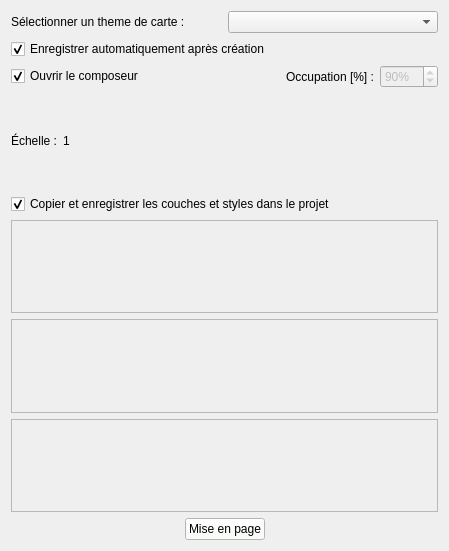
Old version of the form qsequoia2/scripts/project_settings/project_settings.ui in the repository SequoiApp/Qsequoia2.
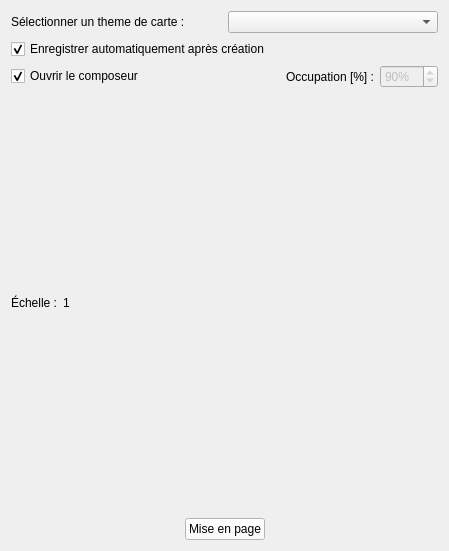
New version of the form. Custom widgets are drawn as their Qt base class.

Commit message: Ajout des propositions de dossier en fonction du nom de projet renseigné, ajout de la fonction de reload du plugin

What changed in the file:
```diff
--- a/qsequoia2/scripts/project_settings/project_settings.ui
+++ b/qsequoia2/scripts/project_settings/project_settings.ui
@@ -29,14 +29,31 @@
     </layout>
    </item>
    <item>
-    <widget class="QCheckBox" name="cb_save_project">
-     <property name="text">
-      <string>Enregistrer automatiquement après création</string>
-     </property>
-     <property name="checked">
-      <bool>true</bool>
-     </property>
-    </widget>
+    <layout class="QHBoxLayout" name="optionsLayout">
+     <item>
+      <widget class="QCheckBox" name="cb_save_project">
+       <property name="text">
+        <string>Enregistrer automatiquement après création</string>
+       </property>
+       <property name="checked">
+        <bool>true</bool>
+       </property>
+      </widget>
+     </item>
+     <item>
+      <spacer name="optionsSpacer">
+       <property name="orientation">
+        <enum>Qt::Horizontal</enum>
+       </property>
+       <property name="sizeHint" stdset="0">
+        <size>
+         <width>0</width>
+         <height>0</height>
+        </size>
+       </property>
+      </spacer>
+     </item>
+    </layout>
    </item>
    <item>
     <layout class="QHBoxLayout" name="optionsLayout">
@@ -133,63 +150,6 @@
      </item>
     </layout>
    </item>
-   <item>
-    <layout class="QHBoxLayout" name="optionsLayout">
-     <item>
-      <widget class="QCheckBox" name="copy_layers">
-       <property name="text">
-        <string>Copier et enregistrer les couches et styles dans le projet</string>
-       </property>
-       <property name="checked">
-        <bool>true</bool>
-       </property>
-      </widget>
-     </item>
-     <item>
-      <spacer name="optionsSpacer">
-       <property name="orientation">
-        <enum>Qt::Horizontal</enum>
-       </property>
-       <property name="sizeHint" stdset="0">
-        <size>
-         <width>0</width>
-         <height>0</height>
-        </size>
-       </property>
-      </spacer>
-     </item>
-    </layout>
-   </item>
-   <item>
-    <widget class="QFrame" name="frame_3">
-     <property name="frameShape">
-      <enum>QFrame::StyledPanel</enum>
-     </property>
-     <property name="frameShadow">
-      <enum>QFrame::Raised</enum>
-     </property>
-    </widget>
-   </item>
-   <item>
-    <widget class="QFrame" name="frame_2">
-     <property name="frameShape">
-      <enum>QFrame::StyledPanel</enum>
-     </property>
-     <property name="frameShadow">
-      <enum>QFrame::Raised</enum>
-     </property>
-    </widget>
-   </item>
-   <item>
-    <widget class="QFrame" name="frame">
-     <property name="frameShape">
-      <enum>QFrame::StyledPanel</enum>
-     </property>
-     <property name="frameShadow">
-      <enum>QFrame::Raised</enum>
-     </property>
-    </widget>
-   </item>
    <item>
     <layout class="QHBoxLayout" name="buttonsLayout">
      <item>
```
The commit also changes 10 other files.
